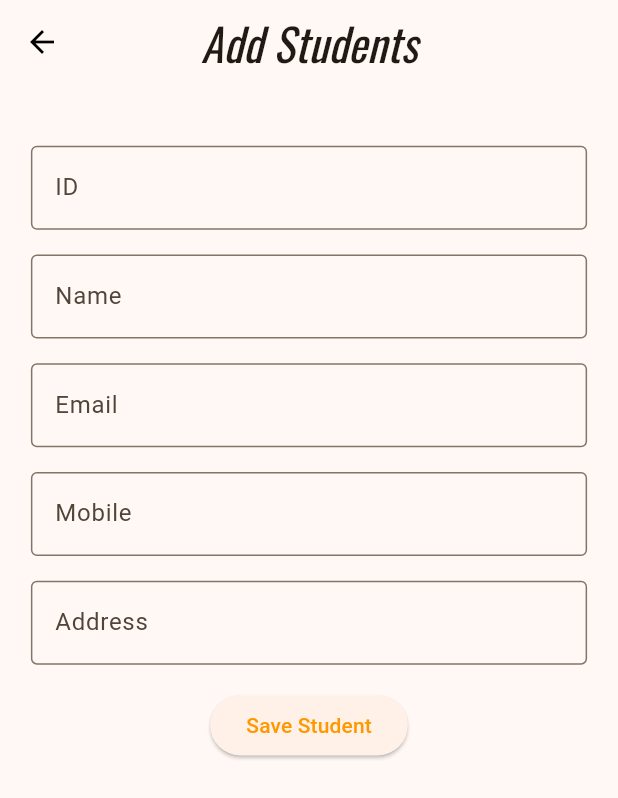
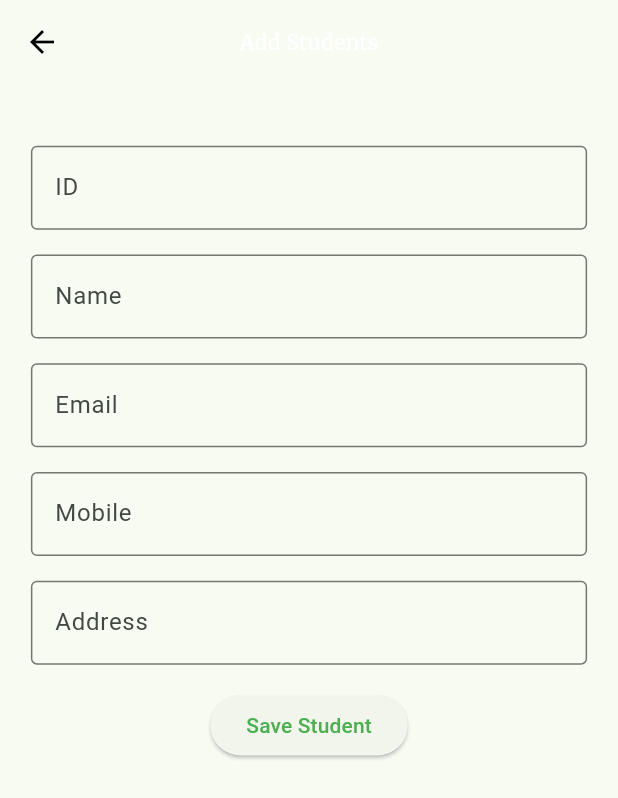
Before and after one commit to chanakageethan/flutter_student_manage_crud, a Flutter app: the screen it shows after launch, after a tap on "Add Students", on a phone screen of 412 x 824 dp. Shown: the top 798 px of the screen. Run offline on Flutter 3.47's test engine with Material 3 defaults, Android fonts, the phone set to English and light mode, and no system bars; our stand-ins replace google_fonts.

Commit message:
theme configuration

```diff
--- a/lib/main.dart
+++ b/lib/main.dart
@@ -11,32 +11,27 @@ void main() {
 class MyApp extends StatelessWidget {
   const MyApp({super.key});
 
-
   @override
   Widget build(BuildContext context) {
     return MaterialApp(
       debugShowCheckedModeBanner: false,
-      title: 'Flutter Demo',
       theme: ThemeData(
         useMaterial3: true,
-
         // Define the default brightness and colors.
         colorScheme: ColorScheme.fromSeed(
-          seedColor: Colors.orange,
-          primary: Colors.orange,
-          secondary: Colors.deepOrangeAccent,
+          seedColor: Colors.green,
+          primary: Colors.green,
+          secondary: Colors.greenAccent,
           tertiary: Colors.white,
+          background: Colors.white,
           brightness: Brightness.light,
         ),
 
-        // Define the default `TextTheme`. Use this to specify the default
-        // text styling for headlines, titles, bodies of text, and more.
         textTheme: TextTheme(
           displayLarge: const TextStyle(
             fontSize: 72,
             fontWeight: FontWeight.bold,
           ),
-          // ···
           titleLarge: GoogleFonts.oswald(
             fontSize: 30,
             fontStyle: FontStyle.italic,
@@ -45,7 +40,7 @@ class MyApp extends StatelessWidget {
           displaySmall: GoogleFonts.pacifico(),
         ),
       ),
-      home: HomeScreen(),
+      home: const HomeScreen(),
     );
   }
 }
--- a/lib/ui/home/home_screen.dart
+++ b/lib/ui/home/home_screen.dart
@@ -1,4 +1,6 @@
+import 'package:flutter/cupertino.dart';
 import 'package:flutter/material.dart';
+import 'package:flutter/widgets.dart';
 import 'package:flutter_student_manage_crud/ui/manage_students/add_student_screen.dart';
 import 'package:flutter_student_manage_crud/ui/manage_students/view_students_screen.dart';
 
@@ -16,14 +18,20 @@ class _HomeScreenState extends State<HomeScreen> {
     var width = MediaQuery.of(context).size.width;
     return Scaffold(
       appBar: AppBar(
-        title: const Text("Home"),
+        // title: const Text("Home"),
         centerTitle: true,
       ),
-      body: Container(
+      body: SizedBox(
         width: double.infinity,
+        height: double.infinity,
         child: Column(
+          // crossAxisAlignment: CrossAxisAlignment.center,
+          children: [
+
+            Expanded(
+              child: Container(
+                child: Row(
                   mainAxisAlignment: MainAxisAlignment.center,
-          crossAxisAlignment: CrossAxisAlignment.center,
                   children: [
                     Card(
                       color: Theme.of(context).colorScheme.primary,
@@ -34,16 +42,19 @@ class _HomeScreenState extends State<HomeScreen> {
                           Navigator.push(
                             context,
                             MaterialPageRoute(
-                        builder: (context) => const ViewStudentsScreen()),
+                                builder: (context) => const AddStudentScreen()),
                           );
                         },
                         child: SizedBox(
-                  width: width / 1.5,
-                  height: height / 5,
+                          width: width / 2.5,
+                          height: height / 6,
                           child: Center(
                               child: Text(
-                    'View Students',
-                    style: Theme.of(context).textTheme.bodyMedium!.copyWith(
+                            'Add Students',
+                            style: Theme.of(context)
+                                .textTheme
+                                .bodyMedium!
+                                .copyWith(
                                   color: Theme.of(context).colorScheme.tertiary,
                                 ),
                           )),
@@ -59,16 +70,20 @@ class _HomeScreenState extends State<HomeScreen> {
                           Navigator.push(
                             context,
                             MaterialPageRoute(
-                        builder: (context) => const AddStudentScreen()),
+                                builder: (context) =>
+                                    const ViewStudentsScreen()),
                           );
                         },
                         child: SizedBox(
-                  width: width / 1.5,
-                  height: height / 5,
+                          width: width / 2.5,
+                          height: height / 6,
                           child: Center(
                               child: Text(
-                    'Add Students',
-                    style: Theme.of(context).textTheme.bodyMedium!.copyWith(
+                            'View Students',
+                            style: Theme.of(context)
+                                .textTheme
+                                .bodyMedium!
+                                .copyWith(
                                   color: Theme.of(context).colorScheme.tertiary,
                                 ),
                           )),
@@ -78,6 +93,10 @@ class _HomeScreenState extends State<HomeScreen> {
                   ],
                 ),
               ),
+            )
+          ],
+        ),
+      ),
     );
   }
 }
--- a/lib/ui/manage_students/add_student_screen.dart
+++ b/lib/ui/manage_students/add_student_screen.dart
@@ -21,7 +21,12 @@ class _AddStudentScreenState extends State<AddStudentScreen> {
             icon: Icon(Icons.arrow_back, color: Colors.black),
             onPressed: () => Navigator.of(context).pop(),
           ),
-          title: Text("Add Students"),
+          title: Text("Add Students", style: Theme.of(context)
+              .textTheme
+              .bodyMedium!
+              .copyWith(
+            color: Theme.of(context).colorScheme.tertiary,
+          ),),
           centerTitle: true,
         ),
         body: SingleChildScrollView(
```
Lines whose indentation alone changed are shown as unchanged.
